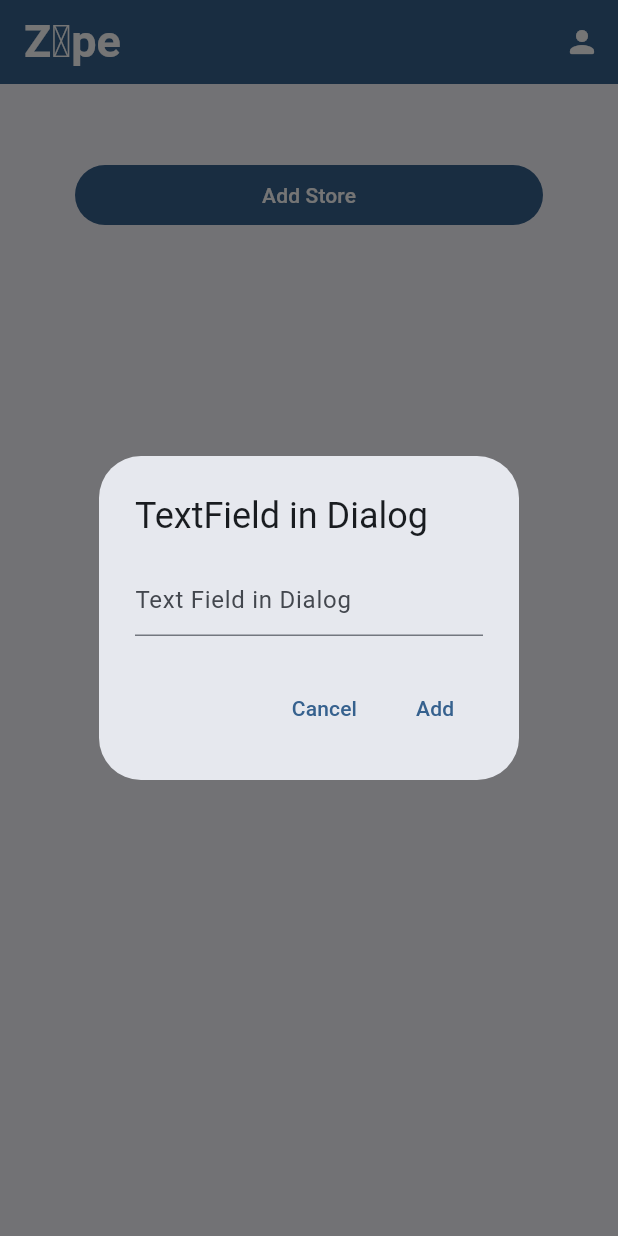
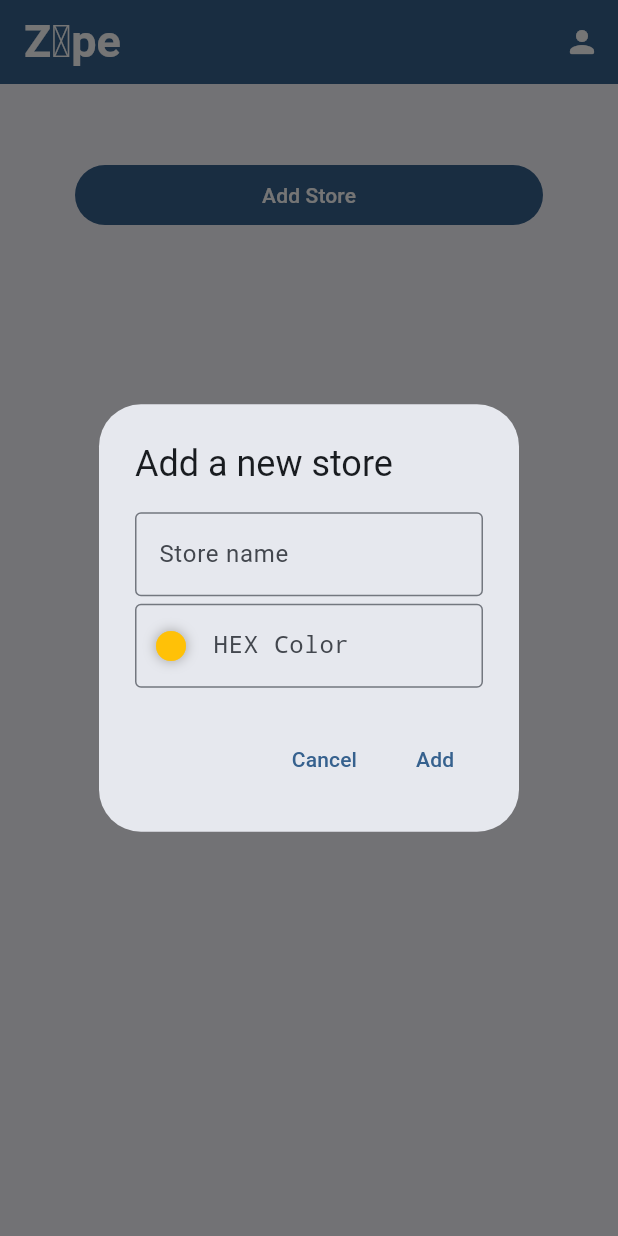
Before and after one commit to Nianzu/zope, a Flutter app: the screen it shows after launch, after a tap on "Add Store", on a phone screen of 412 x 824 dp. Run offline on Flutter 3.47's test engine with Material 3 defaults, Android fonts, the phone set to English and light mode, and no system bars; our stand-ins replace cloud_firestore, firebase_auth, firebase_core; accounts and stored records are empty; generated files the repository leaves out were written again; network calls fail; statements that could not run were skipped.

Commit message:
Worked on color input

```diff
--- a/zope_application/lib/main.dart
+++ b/zope_application/lib/main.dart
@@ -1,5 +1,6 @@
 import 'package:flutter/material.dart';
 import 'package:firebase_core/firebase_core.dart';
+import 'package:flutter/services.dart';
 import 'firebase_options.dart';
 import 'package:firebase_auth/firebase_auth.dart';
 import 'package:cloud_firestore/cloud_firestore.dart';
@@ -127,33 +128,79 @@ class _MyHomePageState extends State<MyHomePage> {
       FirebaseFirestore.instance.collection('stores').snapshots();
 
   // https://stackoverflow.com/questions/49778217/how-to-create-a-dialog-that-is-able-to-accept-text-input-and-show-result-in-flut
-  TextEditingController _textFieldController = TextEditingController();
+  // https://stackoverflow.com/questions/51962272/how-to-refresh-an-alertdialog-in-flutter
+  TextEditingController _nameFieldController = TextEditingController();
+  TextEditingController _colorFieldController = TextEditingController();
   Future<void> _displayTextInputDialog(BuildContext context) async {
     return showDialog(
       context: context,
       builder: (context) {
+        String colorText = "";
+        return StatefulBuilder(builder: (context, setState) {
           return AlertDialog(
-          title: Text('TextField in Dialog'),
-          content: TextField(
-            controller: _textFieldController,
-            decoration: InputDecoration(hintText: "Text Field in Dialog"),
+            title: const Text('Add a new store'),
+            content: Column(
+              mainAxisSize: MainAxisSize.min,
+              children: [
+                TextField(
+                  controller: _nameFieldController,
+                  decoration: InputDecoration(
+                    hintText: "Store name",
+                    border: OutlineInputBorder(),
+                  ),
+                ),
+                SizedBox(
+                  height: 5,
+                ),
+                TextField(
+                  inputFormatters: [
+                    FilteringTextInputFormatter.allow(
+                        RegExp(r'[0-9]|[a-f]|[F-F]')),
+                    LengthLimitingTextInputFormatter(6),
+                  ],
+                  onChanged: (x) {
+                    setState(() {
+                      colorText = x;
+                    });
+                  },
+                  style: TextStyle(fontFamily: "monospace"),
+                  controller: _colorFieldController,
+                  decoration: InputDecoration(
+                      hintText: "HEX Color",
+                      border: OutlineInputBorder(),
+                      prefixIcon: Icon(
+                        Icons.circle,
+                        shadows: [Shadow(blurRadius: 10, color: Colors.grey)],
+                      ),
+                      prefixIconColor: colorText != ""
+                          ? Color(int.parse(
+                              "ff${colorText.padRight(7, '0').substring(1, 7)}",
+                              radix: 16))
+                          : Colors.amber),
+                ),
+              ],
             ),
             actions: <Widget>[
               TextButton(
                 child: Text('Cancel'),
                 onPressed: () {
+                  _nameFieldController.clear();
+                  _colorFieldController.clear();
                   Navigator.pop(context);
                 },
               ),
               TextButton(
                 child: Text('Add'),
                 onPressed: () {
-                print(_textFieldController.text);
+                  print(_nameFieldController.text);
+                  _nameFieldController.clear();
+                  _colorFieldController.clear();
                   Navigator.pop(context);
                 },
               ),
             ],
           );
+        });
       },
     );
   }
```
Lines whose indentation alone changed are shown as unchanged.
